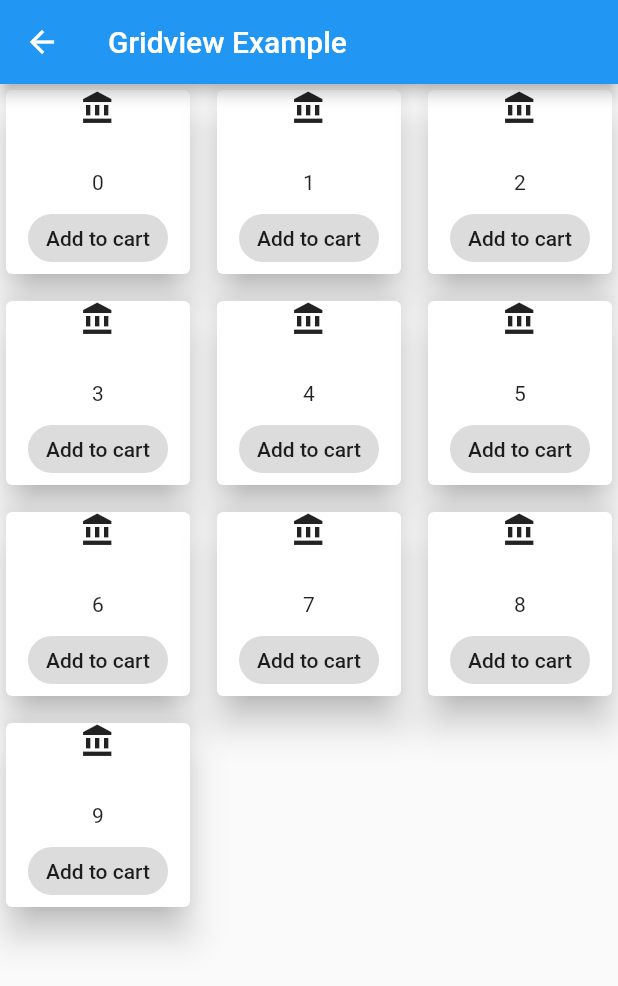
After one commit to amazed11/flutter2ndbeginners, a Flutter app: the screen it shows after launch, after a tap on the "grid goldenratio" icon, on a phone screen of 412 x 824 dp. The commit adds this screen. Shown: the top 986 px of the screen. Run offline on Flutter 3.47's test engine with Material 2 defaults, Android fonts, the phone set to English and light mode, and no system bars.

Commit message:
gridview builder

```diff
--- a/lib/main.dart
+++ b/lib/main.dart
@@ -1,4 +1,5 @@
 import 'package:flutter/material.dart';
+import 'package:myfirstapp/screen/grid_view_demo.dart';
 import 'package:myfirstapp/screen/work_details_screen.dart';
 
 void main() {
@@ -55,7 +56,17 @@ class HomeScreen extends StatelessWidget {
   Widget build(BuildContext context) {
     return Scaffold(
       appBar: AppBar(
+        backgroundColor: Colors.red,
         title: Text("My first CV App"),
+        actions: [
+          IconButton(
+            onPressed: () {
+              Navigator.of(context).push(MaterialPageRoute(
+                  builder: (context) => GridViewDemoScreen()));
+            },
+            icon: Icon(Icons.grid_goldenratio),
+          ),
+        ],
         centerTitle: true,
       ),
       body: Container(
@@ -231,17 +242,23 @@ class HomeScreen extends StatelessWidget {
                           return Card(
                             child: ListTile(
                               onTap: () {
-                                Navigator.of(context).push(MaterialPageRoute(
-                                    builder: (context) => WorkDetailsScreen()));
+                                Navigator.of(context).push(
+                                  MaterialPageRoute(
+                                    builder: (context) => WorkDetailsScreen(
+                                      work: work[index],
+                                      desc: desc[index],
+                                    ),
+                                  ),
+                                );
                               },
                               title: Text("${work[index]}"),
                               subtitle: Text(
                                 "${desc[index]}",
                               ),
-                              leading: CircleAvatar(
-                                backgroundImage: NetworkImage(
-                                    "https://eversoft.company/wp-content/uploads/2021/03/Software-Development-Company-Eversoft-hero-baner.png"),
-                              ),
+                              // leading: CircleAvatar(
+                              //   backgroundImage: NetworkImage(
+                              //       "https://eversoft.company/wp-content/uploads/2021/03/Software-Development-Company-Eversoft-hero-baner.png"),
+                              // ),
                               trailing: IconButton(
                                 onPressed: () {},
                                 icon: Icon(Icons.call),
--- /dev/null
+++ b/lib/screen/grid_view_demo.dart
@@ -0,0 +1,37 @@
+import 'package:flutter/material.dart';
+
+class GridViewDemoScreen extends StatelessWidget {
+  const GridViewDemoScreen({Key? key}) : super(key: key);
+
+  @override
+  Widget build(BuildContext context) {
+    return Scaffold(
+      appBar: AppBar(
+        title: Text("Gridview Example"),
+      ),
+      body: GridView.builder(
+        gridDelegate: const SliverGridDelegateWithFixedCrossAxisCount(
+          crossAxisCount: 3,
+          mainAxisSpacing: 10,
+          crossAxisSpacing: 10,
+        ),
+        itemCount: 10,
+        itemBuilder: (BuildContext context, int index) {
+          return Card(
+            elevation: 10.0,
+            child: GridTile(
+              header: Icon(Icons.account_balance_sharp),
+              footer: ActionChip(
+                label: Text("Add to cart"),
+                onPressed: () {
+                  print("added to cart");
+                },
+              ),
+              child: Center(child: Text("$index")),
+            ),
+          );
+        },
+      ),
+    );
+  }
+}
```
Also changed, not shown: lib/screen/work_details_screen.dart (+12 -2 lines).
